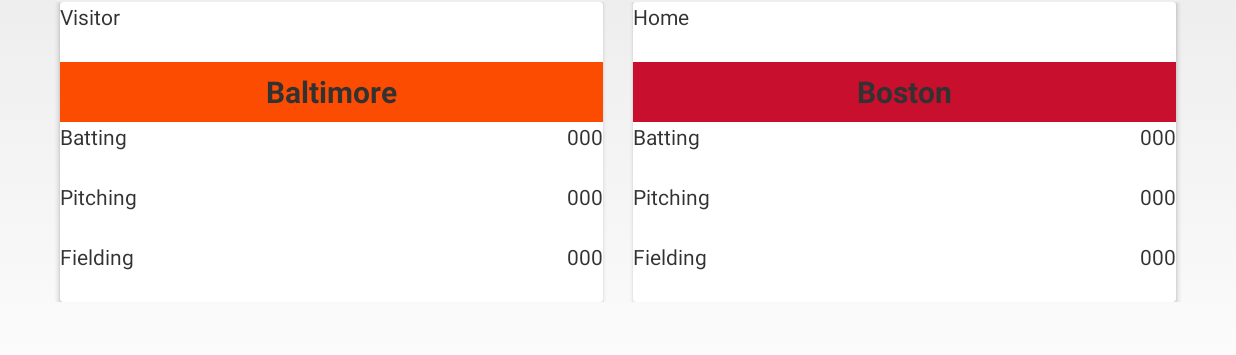
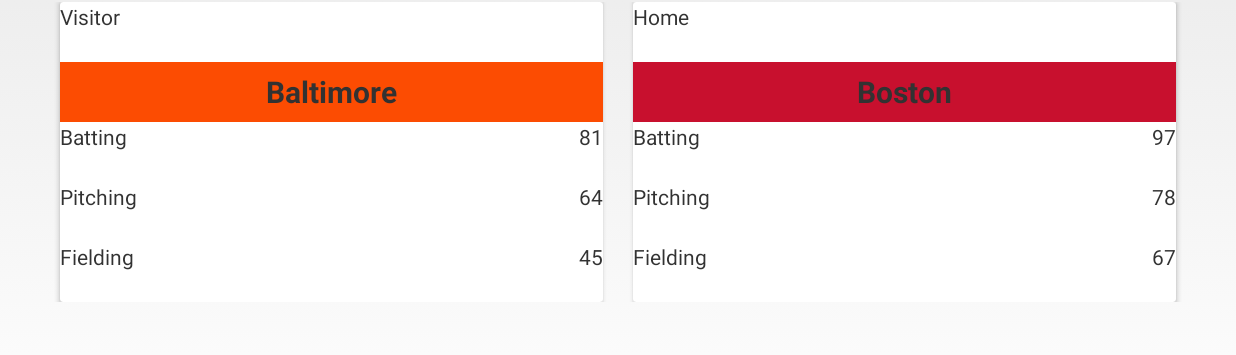
Before and after one commit to rick99gtp/BatterUpBaseball, an Android app: the screen it shows after launch (exhibition), after a tap on "Exhibition", on a phone screen of 824 x 412 dp (held sideways). Shown: the part 157-512 px from the top of the screen. Run offline under Robolectric (Android 15) with nearby library versions, the light colour scheme and no system bars.

Commit message:
Updated database, exhibition class and exhibition layout to include BATTING, PITCHING, and FIELDING team ratings.

```diff
--- a/app/src/main/java/com/batterupbaseball/exhibition.java
+++ b/app/src/main/java/com/batterupbaseball/exhibition.java
@@ -18,6 +18,9 @@
     String visitorTeamName, homeTeamName;
     String visitorPrimaryColor, homePrimaryColor;
     String visitorSecondaryColor, homeSecondaryColor;
+    int visitorBattingRating, homeBattingRating;
+    int visitorPitchingRating, homePitchingRating;
+    int visitorFieldingRating, homeFieldingRating;
 
     private static String TAG = "com.batterupbaseball";
 
@@ -48,7 +51,7 @@
     private void getTeamInfo() {
         myDB = openOrCreateDatabase(seasonID, MODE_PRIVATE, null);
 
-        //cursor for the visitors
+        //cursor for the visiting team
         Cursor curSeason = myDB.query("teams", null, "_id=1", null, null, null, null);
 
         if(curSeason.moveToFirst()) {
@@ -64,9 +67,21 @@
             int cSecondaryColor = curSeason.getColumnIndex("secondary_color");
             visitorSecondaryColor = curSeason.getString(cPrimaryColor);
 
+            // batting rating
+            int cBatting = curSeason.getColumnIndex("batting_rating");
+            visitorBattingRating = curSeason.getInt(cBatting);
+
+            // pitching rating
+            int cPitching = curSeason.getColumnIndex("pitching_rating");
+            visitorPitchingRating = curSeason.getInt(cPitching);
+
+            // fielding rating
+            int cFielding = curSeason.getColumnIndex("fielding_rating");
+            visitorFieldingRating = curSeason.getInt(cFielding);
+
         }
 
-        //cursor for the visitors
+        //cursor for the home team
         curSeason = myDB.query("teams", null, "_id=2", null, null, null, null);
 
         if(curSeason.moveToFirst()) {
@@ -80,6 +95,18 @@
             // secondary color
             int cSecondaryColor = curSeason.getColumnIndex("secondary_color");
             homeSecondaryColor = curSeason.getString(cPrimaryColor);
+
+            // batting rating
+            int cBatting = curSeason.getColumnIndex("batting_rating");
+            homeBattingRating = curSeason.getInt(cBatting);
+
+            // pitching rating
+            int cPitching = curSeason.getColumnIndex("pitching_rating");
+            homePitchingRating = curSeason.getInt(cPitching);
+
+            // fielding rating
+            int cFielding = curSeason.getColumnIndex("fielding_rating");
+            homeFieldingRating = curSeason.getInt(cFielding);
         }
 
         //close the cursor
@@ -87,10 +114,9 @@
         //close the database
         myDB.close();
 
-        // populate textviews
+        // populate name
         TextView tvVisitorTeamName = (TextView) findViewById(R.id.tvVisitorTeamName);
         TextView tvHomeTeamName = (TextView) findViewById(R.id.tvHomeTeamName);
-
         tvVisitorTeamName.setText(visitorTeamName);
         tvHomeTeamName.setText(homeTeamName);
 
@@ -106,6 +132,22 @@
 
         secondaryColor = Color.parseColor(homeSecondaryColor);
         tvHomeTeamName.setBackgroundColor(secondaryColor);
+
+        // show ratings
+        TextView tvVisitorBattingRating = (TextView) findViewById(R.id.tvVisitorBattingRating);
+        TextView tvVisitorPitchingRating = (TextView) findViewById(R.id.tvVisitorPitchingRating);
+        TextView tvVisitorFieldingRating = (TextView) findViewById(R.id.tvVisitorFieldingRating);
+
+        TextView tvHomeBattingRating = (TextView) findViewById(R.id.tvHomeBattingRating);
+        TextView tvHomePitchingRating = (TextView) findViewById(R.id.tvHomePitchingRating);
+        TextView tvHomeFieldingRating = (TextView) findViewById(R.id.tvHomeFieldingRating);
+
+        tvVisitorBattingRating.setText("" + visitorBattingRating);
+        tvVisitorPitchingRating.setText("" + visitorPitchingRating);
+        tvVisitorFieldingRating.setText("" + visitorFieldingRating);
+        tvHomeBattingRating.setText("" + homeBattingRating);
+        tvHomePitchingRating.setText("" + homePitchingRating);
+        tvHomeFieldingRating.setText("" + homeFieldingRating);
 
     }
 
--- a/app/src/main/res/layout/exhibition.xml
+++ b/app/src/main/res/layout/exhibition.xml
@@ -85,6 +85,7 @@
                         android:layout_height="wrap_content" />
 
                     <TextView
+                        android:id="@+id/tvVisitorBattingRating"
                         android:layout_alignParentEnd="true"
                         android:text="000"
                         android:layout_width="wrap_content"
@@ -103,6 +104,7 @@
                         android:layout_height="wrap_content" />
 
                     <TextView
+                        android:id="@+id/tvVisitorPitchingRating"
                         android:layout_alignParentEnd="true"
                         android:text="000"
                         android:layout_width="wrap_content"
@@ -121,6 +123,7 @@
                         android:layout_height="wrap_content" />
 
                     <TextView
+                        android:id="@+id/tvVisitorFieldingRating"
                         android:layout_alignParentEnd="true"
                         android:text="000"
                         android:layout_width="wrap_content"
@@ -178,6 +181,7 @@
                         android:layout_height="wrap_content" />
 
                     <TextView
+                        android:id="@+id/tvHomeBattingRating"
                         android:layout_alignParentEnd="true"
                         android:text="000"
                         android:layout_width="wrap_content"
@@ -196,6 +200,7 @@
                         android:layout_height="wrap_content" />
 
                     <TextView
+                        android:id="@+id/tvHomePitchingRating"
                         android:layout_alignParentEnd="true"
                         android:text="000"
                         android:layout_width="wrap_content"
@@ -214,6 +219,7 @@
                         android:layout_height="wrap_content" />
 
                     <TextView
+                        android:id="@+id/tvHomeFieldingRating"
                         android:layout_alignParentEnd="true"
                         android:text="000"
                         android:layout_width="wrap_content"
```
Also changed, not shown: app/src/main/assets/players_2016.db.
